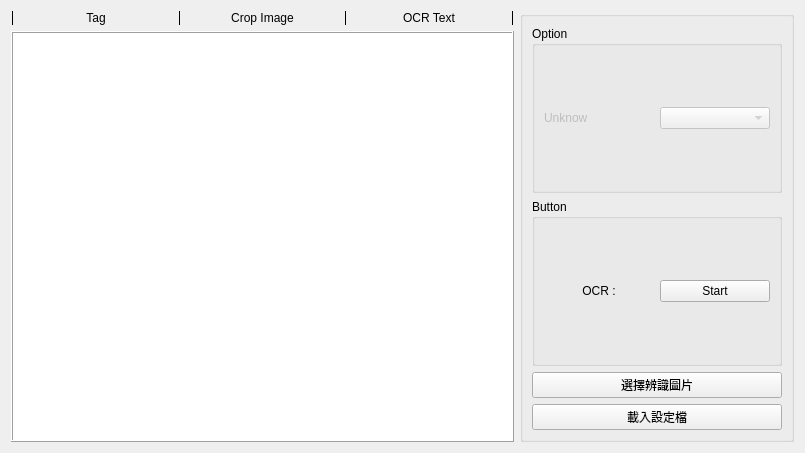
First picture: the form in src/widget/ocr_detect_widget/ocr_detect_widget.ui, repository IDK-Silver/Customize_OCR, before the edit.
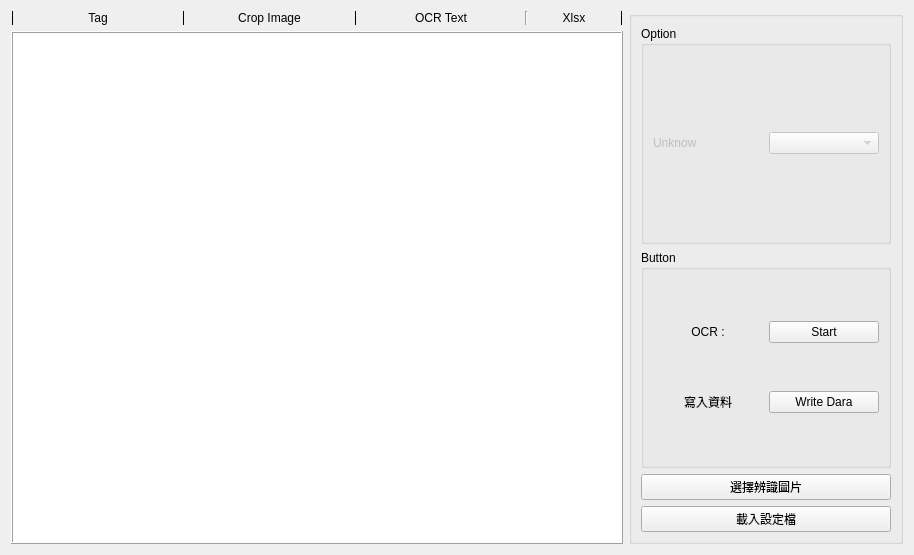
Second picture: the form after the edit.

Diff of the .ui file:
```diff
--- a/src/widget/ocr_detect_widget/ocr_detect_widget.ui
+++ b/src/widget/ocr_detect_widget/ocr_detect_widget.ui
@@ -6,8 +6,8 @@
    <rect>
     <x>0</x>
     <y>0</y>
-    <width>805</width>
-    <height>453</height>
+    <width>914</width>
+    <height>555</height>
    </rect>
   </property>
   <property name="windowTitle">
@@ -99,6 +99,35 @@
          </property>
         </widget>
        </item>
+       <item>
+        <widget class="Line" name="line_5">
+         <property name="orientation">
+          <enum>Qt::Vertical</enum>
+         </property>
+        </widget>
+       </item>
+       <item>
+        <widget class="QLabel" name="label_7">
+         <property name="sizePolicy">
+          <sizepolicy hsizetype="Fixed" vsizetype="Preferred">
+           <horstretch>0</horstretch>
+           <verstretch>0</verstretch>
+          </sizepolicy>
+         </property>
+         <property name="minimumSize">
+          <size>
+           <width>80</width>
+           <height>0</height>
+          </size>
+         </property>
+         <property name="text">
+          <string>Xlsx</string>
+         </property>
+         <property name="alignment">
+          <set>Qt::AlignCenter</set>
+         </property>
+        </widget>
+       </item>
        <item>
         <widget class="Line" name="line_4">
          <property name="frameShadow">
@@ -179,13 +208,6 @@
          <string>Button</string>
         </property>
         <layout class="QGridLayout" name="gridLayout_3">
-         <item row="0" column="1">
-          <widget class="QPushButton" name="pb_star_ocr">
-           <property name="text">
-            <string>Start</string>
-           </property>
-          </widget>
-         </item>
          <item row="0" column="0">
           <widget class="QLabel" name="label_5">
            <property name="text">
@@ -196,6 +218,30 @@
            </property>
           </widget>
          </item>
+         <item row="0" column="1">
+          <widget class="QPushButton" name="pb_star_ocr">
+           <property name="text">
+            <string>Start</string>
+           </property>
+          </widget>
+         </item>
+         <item row="1" column="0">
+          <widget class="QLabel" name="label_6">
+           <property name="text">
+            <string>寫入資料</string>
+           </property>
+           <property name="alignment">
+            <set>Qt::AlignCenter</set>
+           </property>
+          </widget>
+         </item>
+         <item row="1" column="1">
+          <widget class="QPushButton" name="pb_write_xlsx">
+           <property name="text">
+            <string>Write Dara</string>
+           </property>
+          </widget>
+         </item>
         </layout>
        </widget>
       </item>
```
